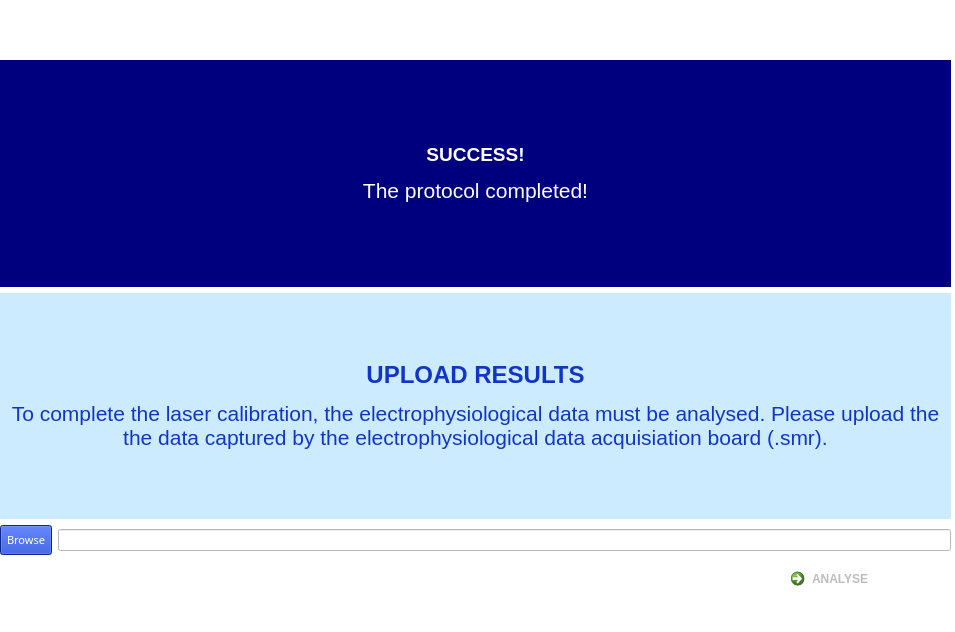
Old version of the form UploadPowCalResults.ui in the repository AliSan123/Optogenetics_project.
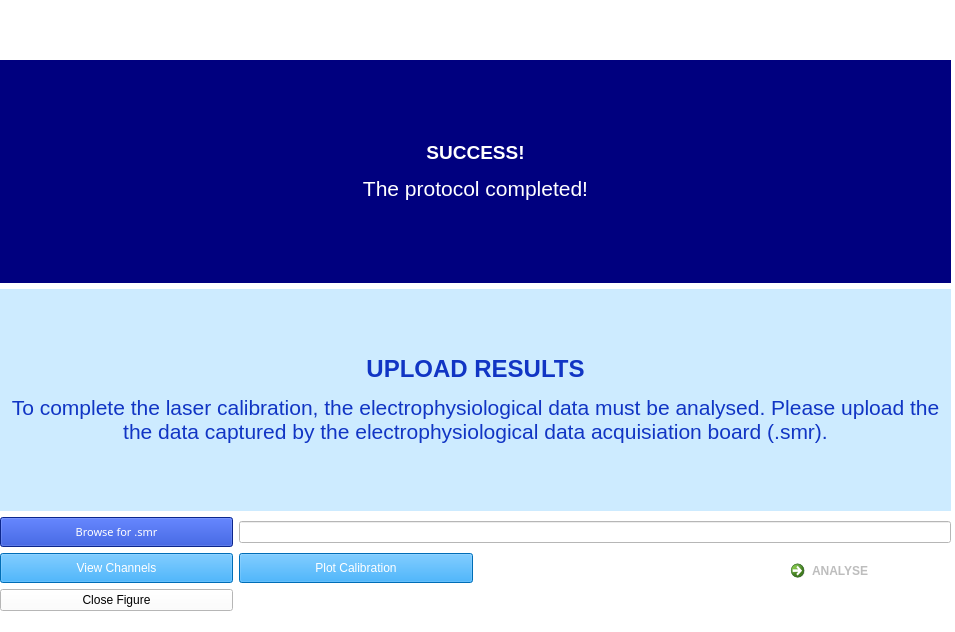
New version of the form. Icons and pictures are not drawn.

```diff
--- a/UploadPowCalResults.ui
+++ b/UploadPowCalResults.ui
@@ -30,7 +30,7 @@
     </rect>
    </property>
    <layout class="QGridLayout" name="gridLayout">
-    <item row="4" column="0" colspan="2">
+    <item row="4" column="0" colspan="4">
      <widget class="QLabel" name="label">
       <property name="minimumSize">
        <size>
@@ -82,18 +82,11 @@
 color: rgb(255, 255, 255);</string>
       </property>
       <property name="text">
-       <string>Browse</string>
+       <string>Browse for .smr</string>
       </property>
      </widget>
     </item>
-    <item row="8" column="1">
-     <widget class="QLineEdit" name="lineEditDir">
-      <property name="readOnly">
-       <bool>true</bool>
-      </property>
-     </widget>
-    </item>
-    <item row="6" column="0" colspan="2">
+    <item row="6" column="0" colspan="4">
      <widget class="QLabel" name="label_3">
       <property name="styleSheet">
        <string notr="true">background-color: rgb(0, 153, 255,50);</string>
@@ -106,14 +99,8 @@
       </property>
      </widget>
     </item>
-    <item row="9" column="0" colspan="2" alignment="Qt::AlignRight">
+    <item row="13" column="2" rowspan="2" colspan="2" alignment="Qt::AlignRight">
      <widget class="QCommandLinkButton" name="AnalyseButton">
-      <property name="maximumSize">
-       <size>
-        <width>16777215</width>
-        <height>50</height>
-       </size>
-      </property>
       <property name="cursor">
        <cursorShape>PointingHandCursor</cursorShape>
       </property>
@@ -140,6 +127,54 @@
       </property>
      </widget>
     </item>
+    <item row="13" column="0">
+     <widget class="QPushButton" name="PushButtonChannels">
+      <property name="minimumSize">
+       <size>
+        <width>30</width>
+        <height>30</height>
+       </size>
+      </property>
+      <property name="styleSheet">
+       <string notr="true">background-color: rgb(0, 153, 255);
+color: rgb(255, 255, 255);</string>
+      </property>
+      <property name="text">
+       <string>View Channels</string>
+      </property>
+     </widget>
+    </item>
+    <item row="14" column="0">
+     <widget class="QPushButton" name="closeFigure">
+      <property name="text">
+       <string>Close Figure</string>
+      </property>
+     </widget>
+    </item>
+    <item row="8" column="1" colspan="3">
+     <widget class="QLineEdit" name="lineEditDir">
+      <property name="readOnly">
+       <bool>true</bool>
+      </property>
+     </widget>
+    </item>
+    <item row="13" column="1">
+     <widget class="QPushButton" name="PlotCalibration">
+      <property name="minimumSize">
+       <size>
+        <width>30</width>
+        <height>30</height>
+       </size>
+      </property>
+      <property name="styleSheet">
+       <string notr="true">background-color: rgb(0, 153, 255);
+color: rgb(255, 255, 255);</string>
+      </property>
+      <property name="text">
+       <string>Plot Calibration</string>
+      </property>
+     </widget>
+    </item>
    </layout>
   </widget>
   <widget class="QLabel" name="label_173">
```
